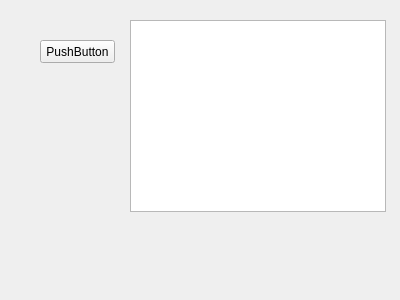
Readon/mvpsample, file src/main.ui: the form before one commit.
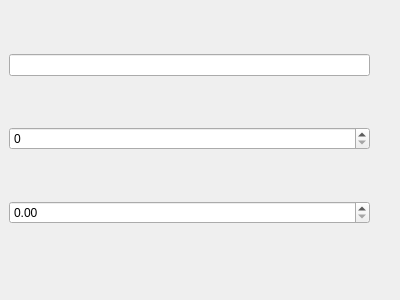
The form after the commit.

```diff
--- a/src/main.ui
+++ b/src/main.ui
@@ -13,28 +13,26 @@
   <property name="windowTitle">
    <string>Form</string>
   </property>
-  <widget class="QPushButton" name="pushButton">
+  <widget class="QWidget" name="verticalLayoutWidget">
    <property name="geometry">
     <rect>
-     <x>40</x>
-     <y>40</y>
-     <width>75</width>
-     <height>23</height>
+     <x>9</x>
+     <y>9</y>
+     <width>361</width>
+     <height>261</height>
     </rect>
    </property>
-   <property name="text">
-    <string>PushButton</string>
-   </property>
-  </widget>
-  <widget class="QListView" name="listView">
-   <property name="geometry">
-    <rect>
-     <x>130</x>
-     <y>20</y>
-     <width>256</width>
-     <height>192</height>
-    </rect>
-   </property>
+   <layout class="QVBoxLayout" name="verticalLayout">
+    <item>
+     <widget class="QLineEdit" name="entry"/>
+    </item>
+    <item>
+     <widget class="QSpinBox" name="spinbutton"/>
+    </item>
+    <item>
+     <widget class="QDoubleSpinBox" name="doubleSpinBox"/>
+    </item>
+   </layout>
   </widget>
  </widget>
  <resources/>
```
